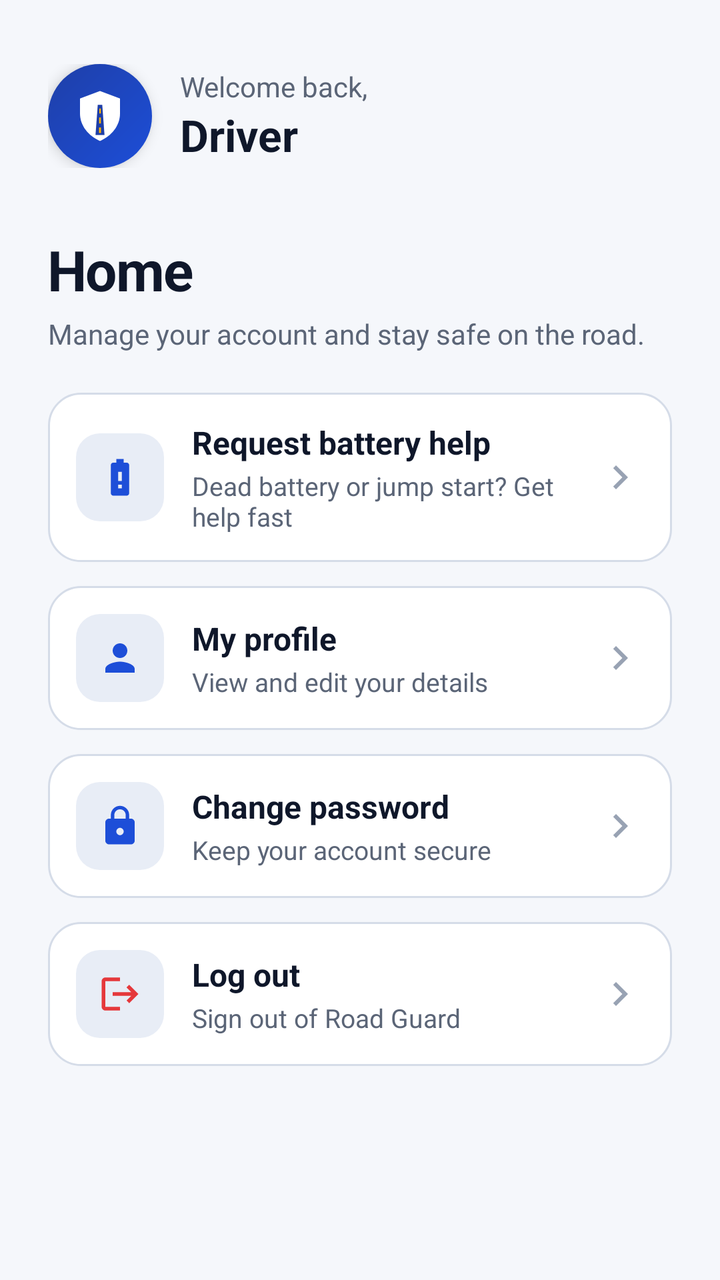
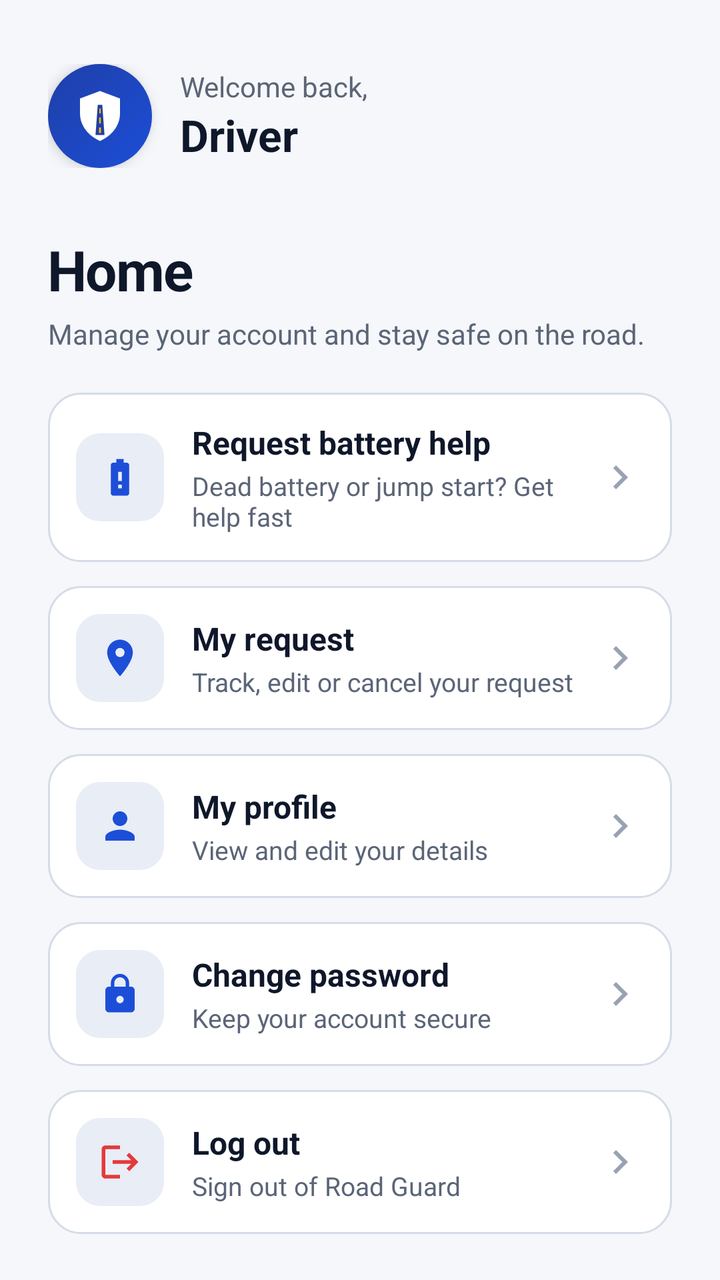

An Android layout rendered at two revisions. The XML below is the earlier revision; the diff shows what the commit changed to produce the second picture.
<!-- AndroidManifest.xml: application theme Theme.RoadGuard -->
<!-- res/layout/activity_dashboard.xml -->
<?xml version="1.0" encoding="utf-8"?>
<ScrollView xmlns:android="http://schemas.android.com/apk/res/android"
    xmlns:tools="http://schemas.android.com/tools"
    android:layout_width="match_parent"
    android:layout_height="match_parent"
    android:background="@color/main_background"
    android:fillViewport="true"
    android:scrollbars="none"
    tools:context=".Dashboard">

    <LinearLayout
        android:layout_width="match_parent"
        android:layout_height="wrap_content"
        android:orientation="vertical"
        android:paddingHorizontal="24dp"
        android:paddingVertical="32dp">

        <LinearLayout
            android:layout_width="match_parent"
            android:layout_height="wrap_content"
            android:gravity="center_vertical"
            android:orientation="horizontal">

            <FrameLayout
                android:layout_width="52dp"
                android:layout_height="52dp"
                android:background="@drawable/bg_splash_logo"
                android:elevation="4dp"
                android:importantForAccessibility="no">

                <ImageView
                    android:layout_width="30dp"
                    android:layout_height="30dp"
                    android:layout_gravity="center"
                    android:importantForAccessibility="no"
                    android:src="@drawable/ic_road_guard"/>
            </FrameLayout>

            <LinearLayout
                android:layout_width="0dp"
                android:layout_height="wrap_content"
                android:layout_marginStart="14dp"
                android:layout_weight="1"
                android:orientation="vertical">

                <TextView
                    android:layout_width="wrap_content"
                    android:layout_height="wrap_content"
                    android:text="Welcome back,"
                    android:textColor="@color/secondary_text"
                    android:textSize="14sp"/>

                <TextView
                    android:id="@+id/txtWelcomeName"
                    android:layout_width="wrap_content"
                    android:layout_height="wrap_content"
                    android:ellipsize="end"
                    android:maxLines="1"
                    android:text="Driver"
                    android:textColor="@color/primary_text"
                    android:textSize="22sp"
                    android:textStyle="bold"/>
            </LinearLayout>
        </LinearLayout>

        <TextView
            android:layout_width="wrap_content"
            android:layout_height="wrap_content"
            android:layout_marginTop="32dp"
            android:letterSpacing="-0.02"
            android:text="Home"
            android:textColor="@color/primary_text"
            android:textSize="28sp"
            android:textStyle="bold"/>

        <TextView
            android:layout_width="wrap_content"
            android:layout_height="wrap_content"
            android:layout_marginTop="4dp"
            android:text="Manage your account and stay safe on the road."
            android:textColor="@color/secondary_text"
            android:textSize="14sp"/>

        <LinearLayout
            android:id="@+id/cardBattery"
            android:layout_width="match_parent"
            android:layout_height="wrap_content"
            android:layout_marginTop="20dp"
            android:background="@drawable/bg_card"
            android:clickable="true"
            android:focusable="true"
            android:foreground="?attr/selectableItemBackground"
            android:gravity="center_vertical"
            android:minHeight="72dp"
            android:orientation="horizontal"
            android:padding="14dp">

            <FrameLayout
                android:layout_width="44dp"
                android:layout_height="44dp"
                android:background="@drawable/bg_icon_tile"
                android:importantForAccessibility="no">

                <ImageView
                    android:layout_width="22dp"
                    android:layout_height="22dp"
                    android:layout_gravity="center"
                    android:importantForAccessibility="no"
                    android:src="@drawable/ic_battery"
                    android:tint="@color/selected_icon"/>
            </FrameLayout>

            <LinearLayout
                android:layout_width="0dp"
                android:layout_height="wrap_content"
                android:layout_marginStart="14dp"
                android:layout_weight="1"
                android:orientation="vertical">

                <TextView
                    android:layout_width="wrap_content"
                    android:layout_height="wrap_content"
                    android:text="Request battery help"
                    android:textColor="@color/primary_text"
                    android:textSize="16sp"
                    android:textStyle="bold"/>

                <TextView
                    android:layout_width="wrap_content"
                    android:layout_height="wrap_content"
                    android:layout_marginTop="2dp"
                    android:text="Dead battery or jump start? Get help fast"
                    android:textColor="@color/secondary_text"
                    android:textSize="13sp"/>
            </LinearLayout>

            <ImageView
                android:layout_width="24dp"
                android:layout_height="24dp"
                android:importantForAccessibility="no"
                android:src="@drawable/ic_chevron_right"/>
        </LinearLayout>
        <LinearLayout
            android:id="@+id/cardProfile"
            android:layout_width="match_parent"
            android:layout_height="wrap_content"
            android:layout_marginTop="12dp"
            android:background="@drawable/bg_card"
            android:clickable="true"
            android:focusable="true"
            android:foreground="?attr/selectableItemBackground"
            android:gravity="center_vertical"
            android:minHeight="72dp"
            android:orientation="horizontal"
            android:padding="14dp">

            <FrameLayout
                android:layout_width="44dp"
                android:layout_height="44dp"
                android:background="@drawable/bg_icon_tile"
                android:importantForAccessibility="no">

                <ImageView
                    android:layout_width="22dp"
                    android:layout_height="22dp"
                    android:layout_gravity="center"
                    android:importantForAccessibility="no"
                    android:src="@drawable/ic_person"
                    android:tint="@color/selected_icon"/>
            </FrameLayout>

            <LinearLayout
                android:layout_width="0dp"
                android:layout_height="wrap_content"
                android:layout_marginStart="14dp"
                android:layout_weight="1"
                android:orientation="vertical">

                <TextView
                    android:layout_width="wrap_content"
                    android:layout_height="wrap_content"
                    android:text="My profile"
                    android:textColor="@color/primary_text"
                    android:textSize="16sp"
                    android:textStyle="bold"/>

                <TextView
                    android:layout_width="wrap_content"
                    android:layout_height="wrap_content"
                    android:layout_marginTop="2dp"
                    android:text="View and edit your details"
                    android:textColor="@color/secondary_text"
                    android:textSize="13sp"/>
            </LinearLayout>

            <ImageView
                android:layout_width="24dp"
                android:layout_height="24dp"
                android:importantForAccessibility="no"
                android:src="@drawable/ic_chevron_right"/>
        </LinearLayout>

        <LinearLayout
            android:id="@+id/cardChangePassword"
            android:layout_width="match_parent"
            android:layout_height="wrap_content"
            android:layout_marginTop="12dp"
            android:background="@drawable/bg_card"
            android:clickable="true"
            android:focusable="true"
            android:foreground="?attr/selectableItemBackground"
            android:gravity="center_vertical"
            android:minHeight="72dp"
            android:orientation="horizontal"
            android:padding="14dp">

            <FrameLayout
                android:layout_width="44dp"
                android:layout_height="44dp"
                android:background="@drawable/bg_icon_tile"
                android:importantForAccessibility="no">

                <ImageView
                    android:layout_width="22dp"
                    android:layout_height="22dp"
                    android:layout_gravity="center"
                    android:importantForAccessibility="no"
                    android:src="@drawable/ic_lock"
                    android:tint="@color/selected_icon"/>
            </FrameLayout>

            <LinearLayout
                android:layout_width="0dp"
                android:layout_height="wrap_content"
                android:layout_marginStart="14dp"
                android:layout_weight="1"
                android:orientation="vertical">

                <TextView
                    android:layout_width="wrap_content"
                    android:layout_height="wrap_content"
                    android:text="Change password"
                    android:textColor="@color/primary_text"
                    android:textSize="16sp"
                    android:textStyle="bold"/>

                <TextView
                    android:layout_width="wrap_content"
                    android:layout_height="wrap_content"
                    android:layout_marginTop="2dp"
                    android:text="Keep your account secure"
                    android:textColor="@color/secondary_text"
                    android:textSize="13sp"/>
            </LinearLayout>

            <ImageView
                android:layout_width="24dp"
                android:layout_height="24dp"
                android:importantForAccessibility="no"
                android:src="@drawable/ic_chevron_right"/>
        </LinearLayout>

        <LinearLayout
            android:id="@+id/cardLogout"
            android:layout_width="match_parent"
            android:layout_height="wrap_content"
            android:layout_marginTop="12dp"
            android:background="@drawable/bg_card"
            android:clickable="true"
            android:focusable="true"
            android:foreground="?attr/selectableItemBackground"
            android:gravity="center_vertical"
            android:minHeight="72dp"
            android:orientation="horizontal"
            android:padding="14dp">

            <FrameLayout
                android:layout_width="44dp"
                android:layout_height="44dp"
                android:background="@drawable/bg_icon_tile"
                android:importantForAccessibility="no">

                <ImageView
                    android:layout_width="22dp"
                    android:layout_height="22dp"
                    android:layout_gravity="center"
                    android:importantForAccessibility="no"
                    android:src="@drawable/ic_logout"
                    android:tint="@color/danger_red"/>
            </FrameLayout>

            <LinearLayout
                android:layout_width="0dp"
                android:layout_height="wrap_content"
                android:layout_marginStart="14dp"
                android:layout_weight="1"
                android:orientation="vertical">

                <TextView
                    android:layout_width="wrap_content"
                    android:layout_height="wrap_content"
                    android:text="Log out"
                    android:textColor="@color/primary_text"
                    android:textSize="16sp"
                    android:textStyle="bold"/>

                <TextView
                    android:layout_width="wrap_content"
                    android:layout_height="wrap_content"
                    android:layout_marginTop="2dp"
                    android:text="Sign out of Road Guard"
                    android:textColor="@color/secondary_text"
                    android:textSize="13sp"/>
            </LinearLayout>

            <ImageView
                android:layout_width="24dp"
                android:layout_height="24dp"
                android:importantForAccessibility="no"
                android:src="@drawable/ic_chevron_right"/>
        </LinearLayout>

    </LinearLayout>
</ScrollView>
<!-- resources referenced by this layout -->
<resources>
  <color name="danger_red">#E5383B</color>
  <color name="main_background">#F5F7FB</color>
  <color name="primary_text">#0F172A</color>
  <color name="secondary_text">#5B6577</color>
  <color name="selected_icon">#1D4ED8</color>
  <!-- drawable bg_card (drawable) -->
  <?xml version="1.0" encoding="utf-8"?>
  <shape xmlns:android="http://schemas.android.com/apk/res/android"
      android:shape="rectangle">
      <solid android:color="@color/surface"/>
      <stroke
          android:width="1dp"
          android:color="@color/stroke"/>
      <corners android:radius="16dp"/>
  </shape>
  <!-- drawable bg_icon_tile (drawable) -->
  <?xml version="1.0" encoding="utf-8"?>
  <shape xmlns:android="http://schemas.android.com/apk/res/android"
      android:shape="rectangle">
      <solid android:color="@color/surface_variant"/>
      <corners android:radius="12dp"/>
  </shape>
  <!-- drawable bg_splash_logo (drawable) -->
  <?xml version="1.0" encoding="utf-8"?>
  <shape xmlns:android="http://schemas.android.com/apk/res/android"
      android:shape="rectangle">
      <gradient
          android:angle="135"
          android:endColor="@color/primary_button_dark"
          android:startColor="@color/primary_button"/>
      <corners android:radius="28dp"/>
  </shape>
  <!-- drawable ic_chevron_right (drawable) -->
  <?xml version="1.0" encoding="utf-8"?>
  <vector xmlns:android="http://schemas.android.com/apk/res/android"
      android:width="24dp"
      android:height="24dp"
      android:viewportWidth="24"
      android:viewportHeight="24">
      <path
          android:fillColor="@color/hint_text"
          android:pathData="M10,6L8.59,7.41 13.17,12l-4.58,4.59L10,18l6,-6z"/>
  </vector>
  <!-- drawable ic_logout (drawable) -->
  <?xml version="1.0" encoding="utf-8"?>
  <vector xmlns:android="http://schemas.android.com/apk/res/android"
      android:width="24dp"
      android:height="24dp"
      android:viewportWidth="24"
      android:viewportHeight="24">
      <path
          android:fillColor="@color/hint_text"
          android:pathData="M17,7l-1.41,1.41L18.17,11H8v2h10.17l-2.58,2.58L17,17l5,-5zM4,5h8V3H4c-1.1,0 -2,0.9 -2,2v14c0,1.1 0.9,2 2,2h8v-2H4V5z"/>
  </vector>
  <!-- drawable ic_person (drawable) -->
  <?xml version="1.0" encoding="utf-8"?>
  <vector xmlns:android="http://schemas.android.com/apk/res/android"
      android:width="22dp"
      android:height="22dp"
      android:viewportWidth="24"
      android:viewportHeight="24">
      <path
          android:fillColor="@color/hint_text"
          android:pathData="M12,12c2.21,0 4,-1.79 4,-4s-1.79,-4 -4,-4 -4,1.79 -4,4 1.79,4 4,4zM12,14c-2.67,0 -8,1.34 -8,4v2h16v-2c0,-2.66 -5.33,-4 -8,-4z"/>
  </vector>
  <style name="Theme.RoadGuard" parent="Base.Theme.RoadGuard" />
  <color name="surface">#FFFFFF</color>
  <color name="stroke">#D5DCE8</color>
  <color name="surface_variant">#E8EDF6</color>
  <color name="primary_button_dark">#1E3FA8</color>
  <color name="primary_button">#1D4ED8</color>
  <color name="hint_text">#98A2B3</color>
  <color name="logo_foreground">#FFFFFF</color>
  <color name="accent_yellow">#FFB400</color>
  <style name="Base.Theme.RoadGuard" parent="Theme.Material3.DayNight.NoActionBar">
          
          
      </style>
  <!-- unchanged entries left out for length: 3 -->
</resources>

<!-- the commit's change to res/layout/activity_dashboard.xml (unified diff, before → after) -->
@@ -141,6 +141,65 @@
                 android:src="@drawable/ic_chevron_right"/>
         </LinearLayout>
         <LinearLayout
+            android:id="@+id/cardMyRequest"
+            android:layout_width="match_parent"
+            android:layout_height="wrap_content"
+            android:layout_marginTop="12dp"
+            android:background="@drawable/bg_card"
+            android:clickable="true"
+            android:focusable="true"
+            android:foreground="?attr/selectableItemBackground"
+            android:gravity="center_vertical"
+            android:minHeight="72dp"
+            android:orientation="horizontal"
+            android:padding="14dp">
+
+            <FrameLayout
+                android:layout_width="44dp"
+                android:layout_height="44dp"
+                android:background="@drawable/bg_icon_tile"
+                android:importantForAccessibility="no">
+
+                <ImageView
+                    android:layout_width="22dp"
+                    android:layout_height="22dp"
+                    android:layout_gravity="center"
+                    android:importantForAccessibility="no"
+                    android:src="@drawable/ic_location"
+                    android:tint="@color/selected_icon"/>
+            </FrameLayout>
+
+            <LinearLayout
+                android:layout_width="0dp"
+                android:layout_height="wrap_content"
+                android:layout_marginStart="14dp"
+                android:layout_weight="1"
+                android:orientation="vertical">
+
+                <TextView
+                    android:layout_width="wrap_content"
+                    android:layout_height="wrap_content"
+                    android:text="My request"
+                    android:textColor="@color/primary_text"
+                    android:textSize="16sp"
+                    android:textStyle="bold"/>
+
+                <TextView
+                    android:layout_width="wrap_content"
+                    android:layout_height="wrap_content"
+                    android:layout_marginTop="2dp"
+                    android:text="Track, edit or cancel your request"
+                    android:textColor="@color/secondary_text"
+                    android:textSize="13sp"/>
+            </LinearLayout>
+
+            <ImageView
+                android:layout_width="24dp"
+                android:layout_height="24dp"
+                android:importantForAccessibility="no"
+                android:src="@drawable/ic_chevron_right"/>
+        </LinearLayout>
+        <LinearLayout
             android:id="@+id/cardProfile"
             android:layout_width="match_parent"
             android:layout_height="wrap_content"
<!-- resource entries referenced after the edit -->
@@ -43,6 +43,17 @@
           android:fillColor="@color/hint_text"
           android:pathData="M10,6L8.59,7.41 13.17,12l-4.58,4.59L10,18l6,-6z"/>
   </vector>
+  <!-- drawable ic_location (drawable) -->
+  <?xml version="1.0" encoding="utf-8"?>
+  <vector xmlns:android="http://schemas.android.com/apk/res/android"
+      android:width="22dp"
+      android:height="22dp"
+      android:viewportWidth="24"
+      android:viewportHeight="24">
+      <path
+          android:fillColor="@color/hint_text"
+          android:pathData="M12,2C8.13,2 5,5.13 5,9c0,5.25 7,13 7,13s7,-7.75 7,-13c0,-3.87 -3.13,-7 -7,-7zM12,11.5c-1.38,0 -2.5,-1.12 -2.5,-2.5s1.12,-2.5 2.5,-2.5 2.5,1.12 2.5,2.5 -1.12,2.5 -2.5,2.5z"/>
+  </vector>
   <!-- drawable ic_logout (drawable) -->
   <?xml version="1.0" encoding="utf-8"?>
   <vector xmlns:android="http://schemas.android.com/apk/res/android"
